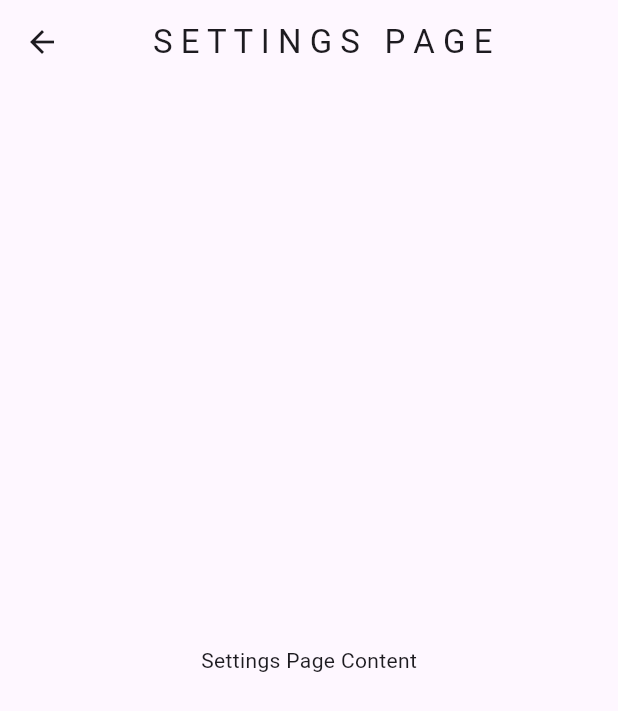
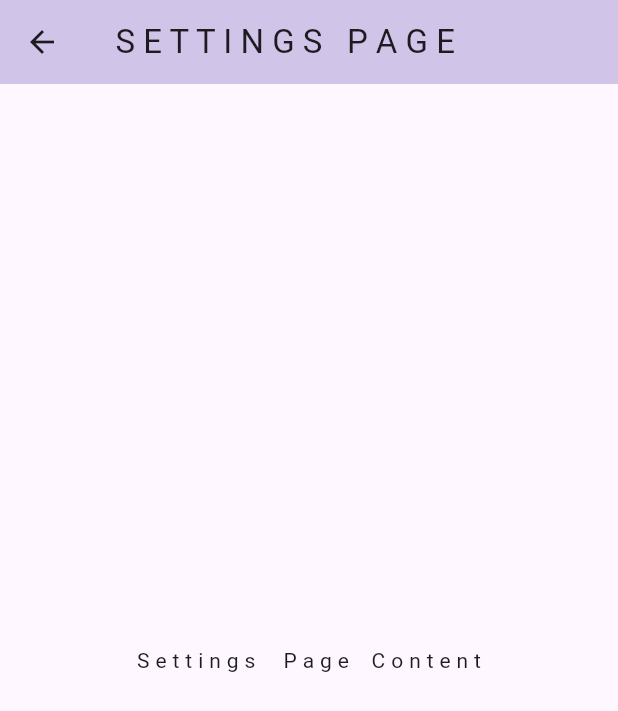
Before and after one commit to AkaashSamson/flutter_Tutorials, a Flutter app: the SettingsPage screen opened by its route, on a phone screen of 412 x 824 dp. Shown: the top 711 px of the screen. Run offline on Flutter 3.47's test engine with Material 3 defaults, Android fonts, the phone set to English and light mode, and no system bars; missing offline and left inert: dart:ffi.

Commit message:
Smoother UI/UX

```diff
--- a/lib/pages/first_page.dart
+++ b/lib/pages/first_page.dart
@@ -24,6 +24,7 @@ class FirstPage extends StatelessWidget {
               leading: Icon(Icons.home),
               title: Text('H O M E'),
               onTap: () {
+                Navigator.pop(context);
                 Navigator.pushNamed(context, '/homepage');
 
             },
--- a/lib/pages/home_page.dart
+++ b/lib/pages/home_page.dart
@@ -11,9 +11,11 @@ class HomePage extends StatelessWidget {
         padding: const EdgeInsets.only(left: 30),
         child: Text('H O M E   P A G E'),
       ),
+      backgroundColor: Colors.deepPurple[100],
+
       ),
       body: Center(
-        child: Text('Welcome to the Home Page!'),
+        child: Text('W e l c o m e   t o   t h e   H o m e   P a g e !'),
       ),
     );
   }
--- a/lib/pages/second_page.dart
+++ b/lib/pages/second_page.dart
@@ -7,12 +7,10 @@ class SecondPage extends StatelessWidget {
   Widget build(BuildContext context) {
     return Scaffold(
       appBar: AppBar(
-      title: Text('2nd Page'),
+      title: Text('S E C O N D   P A G E'),
       backgroundColor: Colors.deepPurple[200],
 
       ),
-
-
     );
   }
 }
--- a/lib/pages/settings_page.dart
+++ b/lib/pages/settings_page.dart
@@ -8,12 +8,13 @@ class SettingsPage extends StatelessWidget {
     return Scaffold(
       appBar: AppBar(
         title: Padding(
-        padding: const EdgeInsets.only(left: 30),
+        padding: const EdgeInsets.only(left: 5),
         child: Text('S E T T I N G S   P A G E'),
       ),
+      backgroundColor: Colors.deepPurple[100],
       ),
       body: Center(
-        child: Text('Settings Page Content'),
+        child: Text('S e t t i n g s     P a g e    C o n t e n t'),
       ),
     );
   }
```
